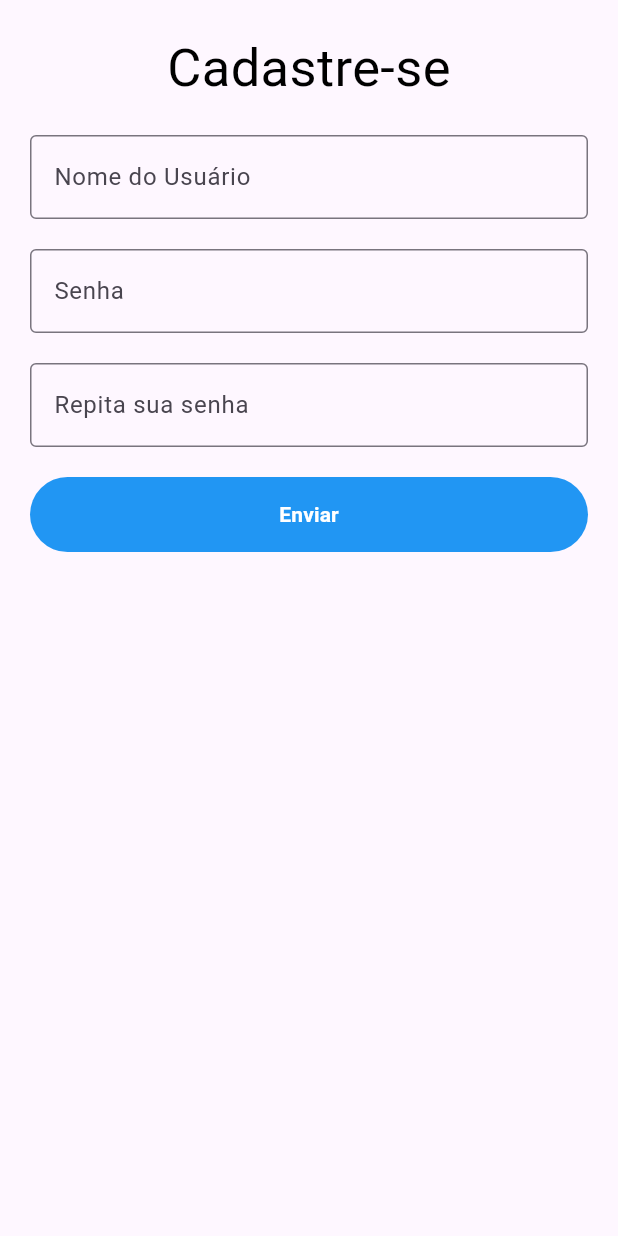
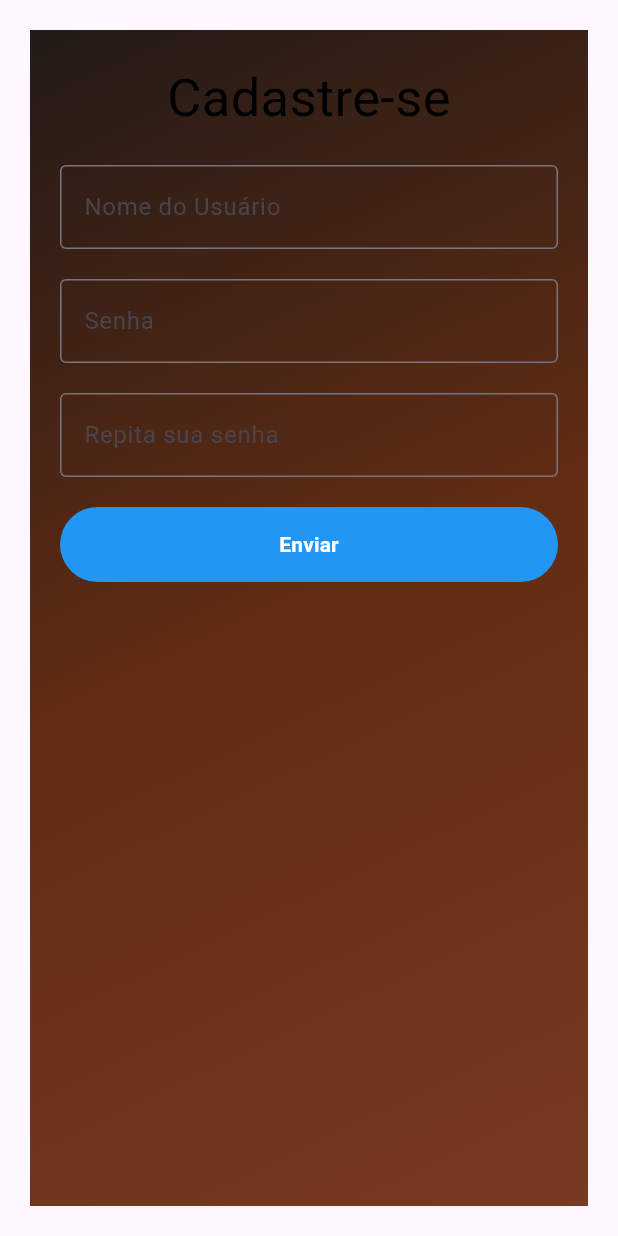
Before and after one commit to GustavoZanardi15/povaPratica-BARBEARIA, a Flutter app: the screen it shows after launch, on a phone screen of 412 x 824 dp. Run offline on Flutter 3.47's test engine with Material 3 defaults, Android fonts, the phone set to English and light mode, and no system bars.

Commit message:
Adição do background da tela de cadastro

```diff
--- a/lib/screens/page_form.dart
+++ b/lib/screens/page_form.dart
@@ -11,6 +11,7 @@ class PageForm extends StatefulWidget {
 }
 
 class _PageFormState extends State<PageForm> {
+
   final _formKey = GlobalKey<FormState>();
   AutovalidateMode _autovalidate = AutovalidateMode.disabled;
   String? _user;
@@ -19,10 +20,28 @@ class _PageFormState extends State<PageForm> {
 
   @override
   Widget build(BuildContext context) {
-    return Form(
+    return Scaffold(
+      body: Stack(
+      children: [
+       Container(
+        decoration: BoxDecoration(
+          gradient: LinearGradient(
+            colors: [
+              Color(0xFF221A17),
+              Color(0xFF632D13),
+              Color(0xFF783A21),
+            ],
+            begin: Alignment.topLeft,
+            end: Alignment.bottomRight
+          ),
+        ),
+       ),
+      Form(
       autovalidateMode: _autovalidate,
       key: _formKey,
-      child: Column(
+      child: SingleChildScrollView(
+        padding: EdgeInsets.all(20.0),
+        child: Column(
         children: <Widget>[
           HeaderText(),
           SizedBox(height: 20),
@@ -52,9 +71,13 @@ class _PageFormState extends State<PageForm> {
               } else {
                 setState(() {
                   _autovalidate = AutovalidateMode.always;
-                });
-              }
-            },
+        });
+                      }
+                    },
+                  ),
+                ],
+              ),
+            ),
           ),
         ],
       ),
--- a/pubspec.yaml
+++ b/pubspec.yaml
@@ -58,9 +58,6 @@ flutter:
   # the material Icons class.
   uses-material-design: true
 
-  assets:
-    - assets/images/background.jpg
-    - assets/images/logo.png
   # To add assets to your application, add an assets section, like this:
   # assets:
   #   - images/a_dot_burr.jpeg
```
